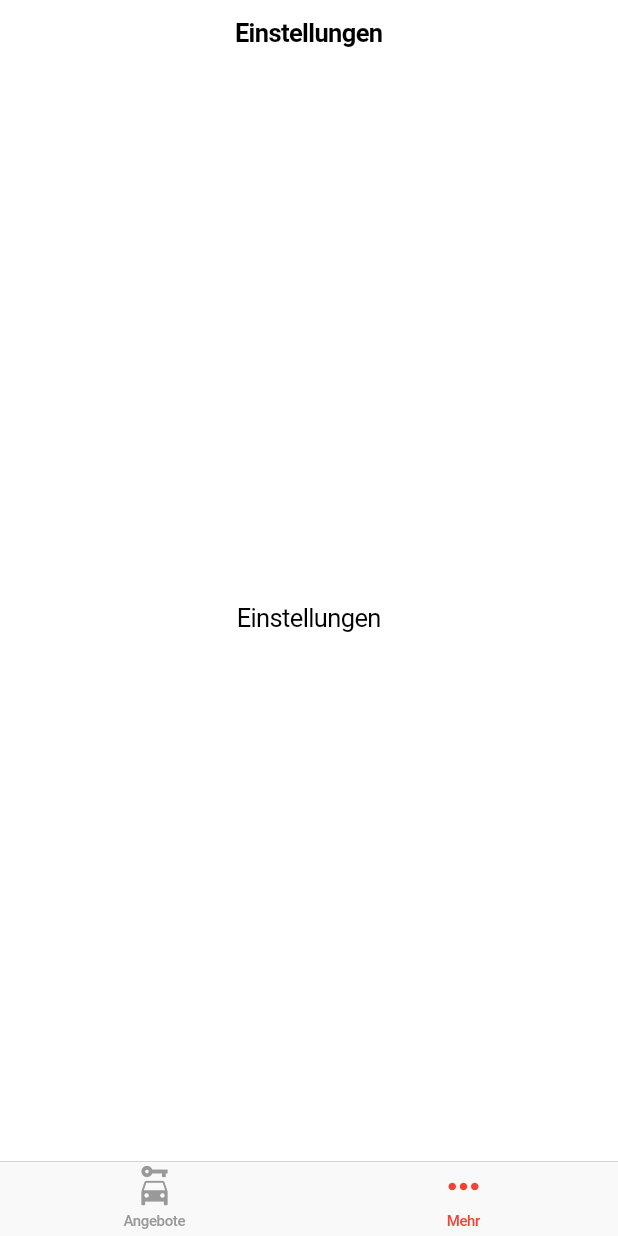
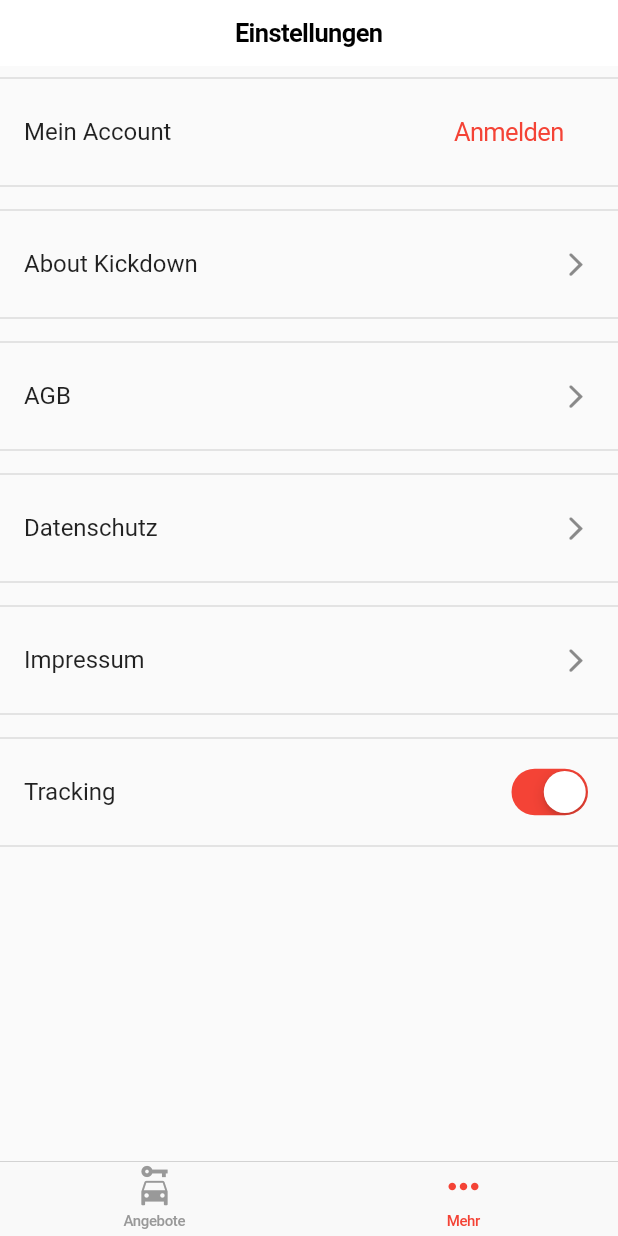
Before and after one commit to philipkrueck/kickdown_app, a Flutter app: the screen it shows after launch, after a tap on "Mehr", on a phone screen of 412 x 824 dp. Run offline on Flutter 3.47's test engine with Material 2 defaults, Android fonts, the phone set to English and light mode, and no system bars; our stand-ins replace webview_flutter; missing offline and left inert: flutter_inappwebview.

Commit message:
added url opening on settings screen

```diff
--- a/lib/listings_page.dart
+++ /dev/null
@@ -1,76 +0,0 @@
-import 'package:flutter/cupertino.dart';
-import 'package:flutter/gestures.dart';
-import 'package:flutter/material.dart';
-
-class ListingsPage extends StatefulWidget {
-  @override
-  _ListingsPageState createState() => _ListingsPageState();
-}
-
-class _ListingsPageState extends State<ListingsPage> {
-  @override
-  Widget build(BuildContext context) {
-    return CupertinoTabView(
-      builder: (BuildContext context) {
-        return CupertinoPageScaffold(
-          navigationBar: CupertinoNavigationBar(
-            middle: Text('Angebote'),
-          ),
-          child: ListView(
-            children: [
-              ListingCard(),
-              ListingCard(),
-              ListingCard(),
-              ListingCard(),
-            ],
-          ),
-        );
-      },
-    );
-  }
-}
-
-class ListingCard extends StatelessWidget {
-  @override
-  Widget build(BuildContext context) {
-    return Padding(
-      padding: const EdgeInsets.all(16.0),
-      child: Container(
-        height: 250,
-        child: Card(
-          child: Column(
-            children: [
-              Container(
-                height: 180,
-                color: Colors.grey,
-              ),
-              Padding(
-                padding: const EdgeInsets.all(8.0),
-                child: Row(
-                  mainAxisAlignment: MainAxisAlignment.spaceBetween,
-                  children: [
-                    Column(
-                      crossAxisAlignment: CrossAxisAlignment.start,
-                      children: [
-                        Text('BMW 3.0 CSi E9'),
-                        Text('In Hamburg'),
-                      ],
-                    ),
-                    Text(
-                      '38.970 €',
-                      style: TextStyle(
-                        color: Colors.red,
-                        fontSize: 25,
-                        fontWeight: FontWeight.bold,
-                      ),
-                    )
-                  ],
-                ),
-              ),
-            ],
-          ),
-        ),
-      ),
-    );
-  }
-}
--- a/lib/main.dart
+++ b/lib/main.dart
@@ -1,7 +1,7 @@
 import 'package:flutter/cupertino.dart';
 import 'package:flutter/material.dart';
-import 'package:kickdown_app/listings_page.dart';
-import 'package:kickdown_app/settings_page.dart';
+import 'package:kickdown_app/screens/listings_screen.dart';
+import 'package:kickdown_app/screens/settings_screen.dart';
 
 void main() {
   runApp(KickdownApp());
@@ -12,7 +12,9 @@ class KickdownApp extends StatelessWidget {
   Widget build(BuildContext context) {
     return CupertinoApp(
       title: 'Hello',
-      theme: CupertinoThemeData(primaryColor: Colors.red),
+      theme: CupertinoThemeData(
+        primaryColor: Colors.red,
+      ),
       home: TabNavigation(),
     );
   }
@@ -32,7 +34,7 @@ class TabNavigation extends StatelessWidget {
       ),
       tabBuilder: (BuildContext context, int index) {
         if (index == 0) {
-          return ListingsPage();
+          return ListingsScreen();
         } else {
           return SettingsPage();
         }
--- /dev/null
+++ b/lib/screens/listings_screen.dart
@@ -0,0 +1,102 @@
+import 'package:flutter/cupertino.dart';
+import 'package:flutter/gestures.dart';
+import 'package:flutter/material.dart';
+
+class ListingsScreen extends StatefulWidget {
+  @override
+  _ListingsScreenState createState() => _ListingsScreenState();
+}
+
+class _ListingsScreenState extends State<ListingsScreen> {
+  @override
+  Widget build(BuildContext context) {
+    return CupertinoTabView(
+      builder: (BuildContext context) {
+        return CupertinoPageScaffold(
+          navigationBar: CupertinoNavigationBar(
+            middle: Text('Angebote'),
+          ),
+          child: ListView(
+            children: [
+              ListingCard(),
+              ListingCard(),
+              ListingCard(),
+              ListingCard(),
+            ],
+          ),
+        );
+      },
+    );
+  }
+}
+
+class ListingCard extends StatelessWidget {
+  @override
+  Widget build(BuildContext context) {
+    return CupertinoButton(
+      // potentially use something else here to avoid applying button styles to card
+      child: Padding(
+        padding: const EdgeInsets.all(16.0),
+        child: Container(
+          height: 250,
+          child: Card(
+            child: Column(
+              children: [
+                Container(
+                  height: 180,
+                  color: Colors.grey,
+                ),
+                Padding(
+                  padding: const EdgeInsets.all(8.0),
+                  child: Row(
+                    mainAxisAlignment: MainAxisAlignment.spaceBetween,
+                    children: [
+                      Column(
+                        crossAxisAlignment: CrossAxisAlignment.start,
+                        children: [
+                          Text('BMW 3.0 CSi E9'),
+                          Text('In Hamburg'),
+                        ],
+                      ),
+                      Text(
+                        '38.970 €',
+                        style: TextStyle(
+                          color: Colors.red,
+                          fontSize: 25,
+                          fontWeight: FontWeight.bold,
+                        ),
+                      )
+                    ],
+                  ),
+                ),
+              ],
+            ),
+          ),
+        ),
+      ),
+      onPressed: () {
+        Navigator.of(context).push(
+          CupertinoPageRoute(builder: (context) {
+            return DetailsScreen();
+          }),
+        );
+      },
+    );
+  }
+}
+
+class DetailsScreen extends StatelessWidget {
+  @override
+  Widget build(BuildContext context) {
+    return CupertinoPageScaffold(
+      child: Center(
+        child: CupertinoButton(
+          child: Text('Back'),
+          onPressed: () {
+            Navigator.of(context).pop();
+          },
+        ),
+      ),
+    );
+  }
+}
--- /dev/null
+++ b/lib/screens/settings_screen.dart
@@ -0,0 +1,103 @@
+import 'package:flutter/cupertino.dart';
+import 'package:flutter/foundation.dart';
+import 'package:flutter/material.dart';
+import 'package:webview_flutter/webview_flutter.dart';
+import 'package:flutter_inappwebview/flutter_inappwebview.dart';
+
+class SettingsPage extends StatefulWidget {
+  @override
+  _SettingsPageState createState() => _SettingsPageState();
+
+  final ChromeSafariBrowser browser = ChromeSafariBrowser();
+}
+
+const String aboutKickdownURL = 'https://www.kickdown.com/de/howitworks';
+const String termsOfUsagesURL = 'https://www.kickdown.com/de/auctions_terms';
+const String privacyTermsUrl = 'https://www.kickdown.com/de/privacy';
+const String imprintUrl = 'https://www.kickdown.com/de/imprint';
+// const String forgotPasswordUrl = 'https://www.kickdown.com/users/password/new';
+
+class _SettingsPageState extends State<SettingsPage> {
+  @override
+  Widget build(BuildContext context) {
+    return CupertinoTabView(
+      builder: (BuildContext context) {
+        return CupertinoPageScaffold(
+          navigationBar: CupertinoNavigationBar(
+            middle: Text('Einstellungen'),
+          ),
+          child: Scaffold(
+            body: ListView(
+              children: [
+                CupertinoListTile(
+                  title: 'Mein Account',
+                  trailing: CupertinoButton(
+                    child: Text('Anmelden'),
+                    onPressed: () => print('Anmelden'),
+                  ),
+                ),
+                CupertinoListTile(
+                  title: 'About Kickdown',
+                  trailing: Icon(CupertinoIcons.forward),
+                  onTap: () => _openUrl(aboutKickdownURL),
+                ),
+                CupertinoListTile(
+                  title: 'AGB',
+                  trailing: Icon(CupertinoIcons.forward),
+                  onTap: () => _openUrl(termsOfUsagesURL),
+                ),
+                CupertinoListTile(
+                  title: 'Datenschutz',
+                  trailing: Icon(CupertinoIcons.forward),
+                  onTap: () => _openUrl(privacyTermsUrl),
+                ),
+                CupertinoListTile(
+                  title: 'Impressum',
+                  trailing: Icon(CupertinoIcons.forward),
+                  onTap: () => _openUrl(imprintUrl),
+                ),
+                CupertinoListTile(
+                  title: 'Tracking',
+                  trailing: CupertinoSwitch(
+                    value: true,
+                    activeColor: CupertinoTheme.of(context).primaryColor,
+                    onChanged: (bool newValue) {
+                      // update switch value
+                    },
+                  ),
+                ),
+              ],
+            ),
+          ),
+        );
+      },
+    );
+  }
+
+  Future<void> _openUrl(String url) async {
+    await widget.browser.open(url: url);
+  }
+}
+
+class CupertinoListTile extends StatelessWidget {
+  final String title;
+  final Widget trailing;
+  final AsyncCallback onTap;
+
+  CupertinoListTile({this.title, this.trailing, this.onTap});
+
+  @override
+  Widget build(BuildContext context) {
+    return Column(
+      children: [
+        Divider(thickness: 1.0),
+        ListTile(
+          onTap: onTap,
+          title: Text(title),
+          trailing: trailing,
+        ),
+        Divider(thickness: 1.0)
+      ],
+    );
+  }
+}
--- a/lib/settings_page.dart
+++ /dev/null
@@ -1,18 +0,0 @@
-import 'package:flutter/cupertino.dart';
-
-class SettingsPage extends StatelessWidget {
-  @override
-  Widget build(BuildContext context) {
-    return CupertinoTabView(
-      builder: (BuildContext context) {
-        return CupertinoPageScaffold(
-          navigationBar: CupertinoNavigationBar(
-            middle: Text('Einstellungen'),
-          ),
-          child: Center(child: Text('Einstellungen')),
-        );
-      },
-    );
-    ;
-  }
-}
```
Also changed, not shown: pubspec.yaml (+2 -42 lines), pubspec.lock, 12 other files.
